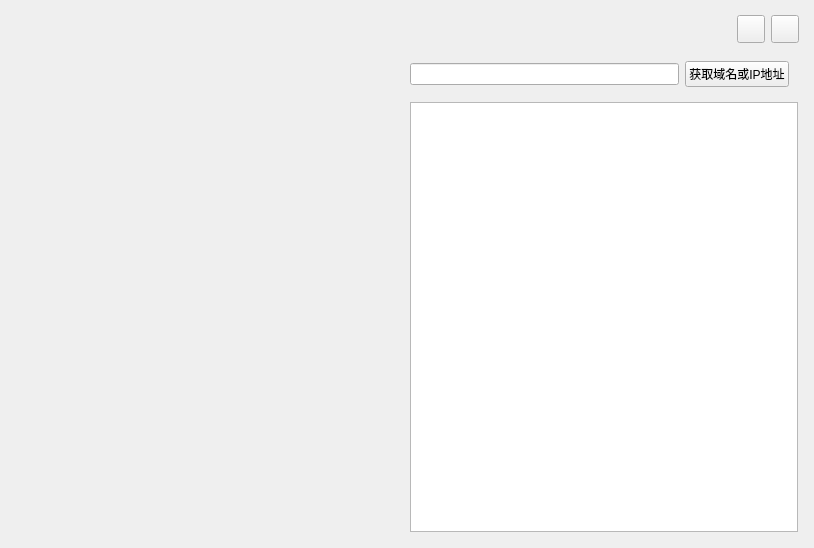
Old version of the form NetworkDemo/src/ui/MainWindow.ui in the repository jizhitangjiang/NetworkDemo.
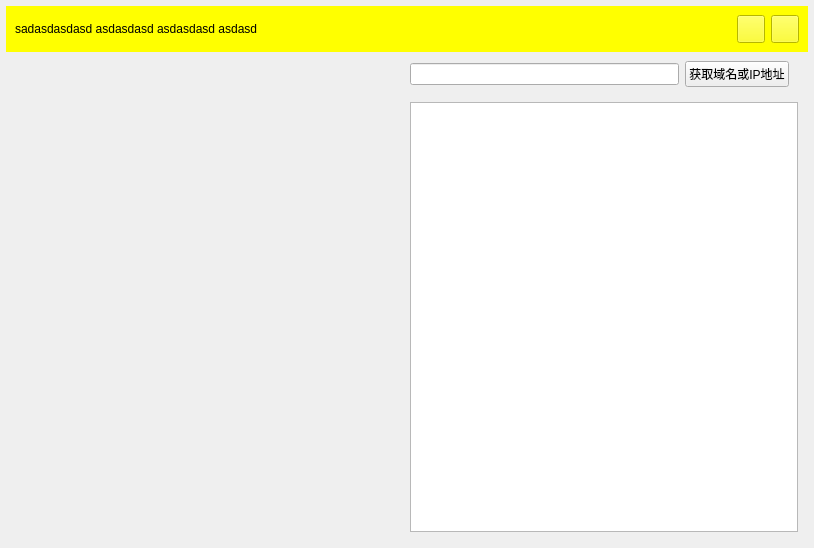
New version of the form. Icons and pictures are not drawn. Custom widgets are drawn as their Qt base class.

Commit message: 更新窗口移动

Diff of the .ui file:
```diff
--- a/NetworkDemo/src/ui/MainWindow.ui
+++ b/NetworkDemo/src/ui/MainWindow.ui
@@ -120,11 +120,29 @@
        </property>
        <item>
         <widget class="QWidget" name="widgetTitle" native="true">
+         <property name="styleSheet">
+          <string notr="true">background:rgba(255,255,0,1);</string>
+         </property>
          <layout class="QHBoxLayout" name="horizontalLayout">
           <item>
            <widget class="QLabel" name="labelTitle">
+            <property name="mouseTracking">
+             <bool>true</bool>
+            </property>
+            <property name="frameShape">
+             <enum>QFrame::NoFrame</enum>
+            </property>
+            <property name="frameShadow">
+             <enum>QFrame::Sunken</enum>
+            </property>
             <property name="text">
-             <string/>
+             <string>sadasdasdasd asdasdasd asdasdasd asdasd</string>
+            </property>
+            <property name="textFormat">
+             <enum>Qt::PlainText</enum>
+            </property>
+            <property name="wordWrap">
+             <bool>true</bool>
             </property>
            </widget>
           </item>
```
Left out of the diff: 6 changed lines with no effect on the pictures. The commit also changes 3 other files.
